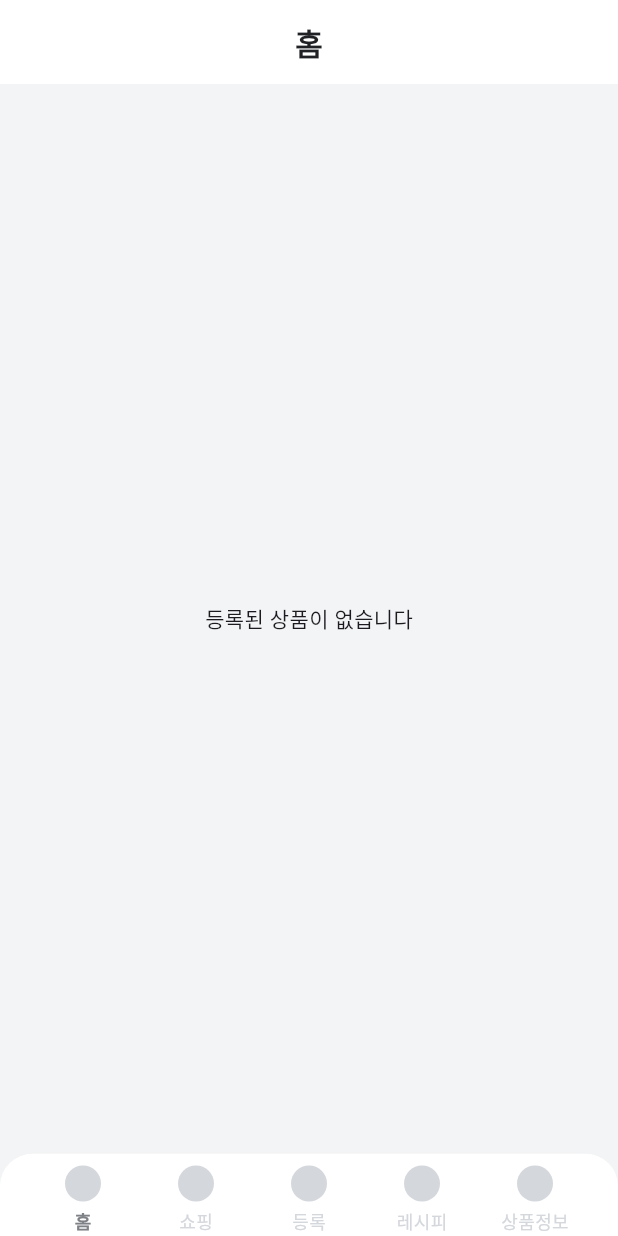
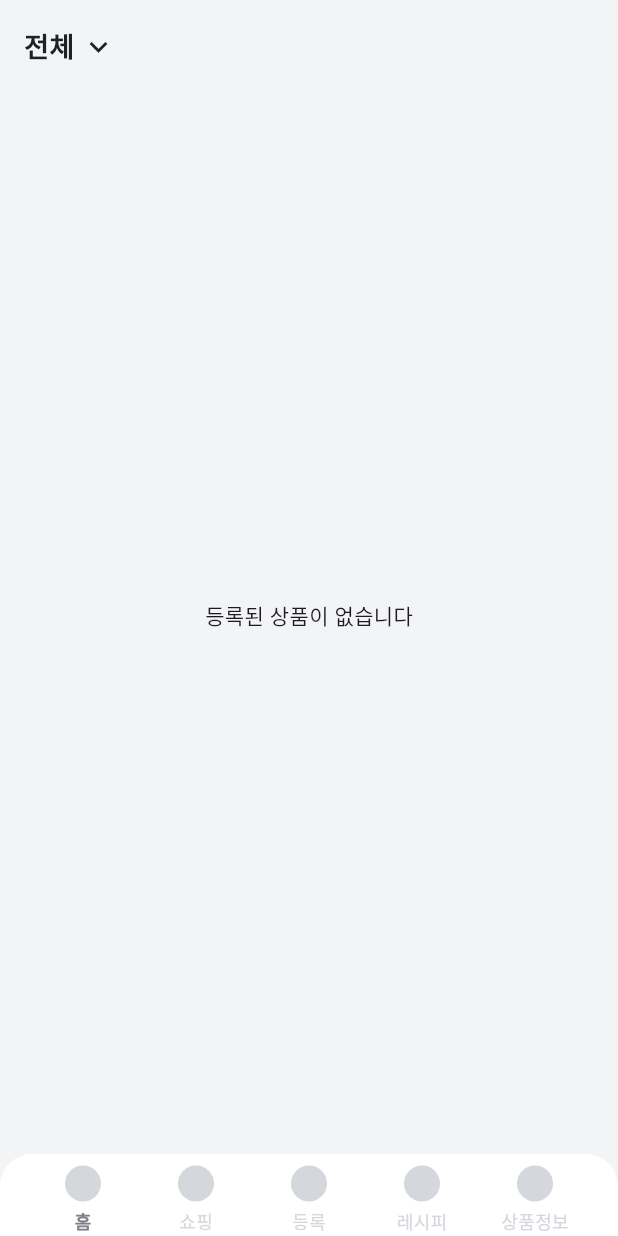
Before and after one commit to ngsgh/hoonapp010704, a Flutter app: the screen it shows after launch, on a phone screen of 412 x 824 dp. Run offline on Flutter 3.47's test engine with Material 3 defaults, Android fonts, the phone set to English and light mode, and no system bars; our stand-ins replace image_picker.

Commit message:
메인화면 완료

```diff
--- a/lib/features/home/presentation/pages/home_page.dart
+++ b/lib/features/home/presentation/pages/home_page.dart
@@ -15,33 +15,25 @@ class HomePage extends StatelessWidget {
   Widget build(BuildContext context) {
     return Scaffold(
       backgroundColor: AppColors.background,
-      appBar: AppBar(
-        backgroundColor: AppColors.white,
+      appBar: PreferredSize(
+        preferredSize: const Size.fromHeight(18),
+        child: AppBar(
+          backgroundColor: AppColors.background,
           elevation: 0,
-        title: Text(
-          '홈',
-          style: AppTypography.title.copyWith(
-            fontSize: 20,
-            fontWeight: FontWeight.w600,
-            color: AppColors.grey900,
         ),
-        ),
-        centerTitle: true,
       ),
       body: Consumer<ProductProvider>(
         builder: (context, provider, child) {
-          if (provider.products.isEmpty) {
-            return const Center(
-              child: Text('등록된 상품이 없습니다'),
-            );
-          }
-
           return Column(
             children: [
               // 카테고리 선택 영역
               Container(
-                color: AppColors.white,
-                padding: const EdgeInsets.all(AppSpacing.medium),
+                color: AppColors.background,
+                padding: const EdgeInsets.only(
+                  left: AppSpacing.medium,
+                  right: AppSpacing.medium,
+                  bottom: AppSpacing.small,
+                ),
                 child: InkWell(
                   onTap: () {
                     showModalBottomSheet(
@@ -74,15 +66,20 @@ class HomePage extends StatelessWidget {
                   ),
                 ),
               ),
-              // 상품 리스트
+              // 상품 리스트 또는 빈 상태 메시지
               Expanded(
-                child: ListView.builder(
+                child: provider.products.isEmpty
+                    ? const Center(
+                        child: Text('등록된 상품이 없습니다'),
+                      )
+                    : ListView.builder(
                         padding: const EdgeInsets.all(AppSpacing.medium),
                         itemCount: provider.groupedProducts.length,
                         itemBuilder: (context, categoryIndex) {
-                    final category =
-                        provider.groupedProducts.keys.toList()[categoryIndex];
-                    final products = provider.groupedProducts[category] ?? [];
+                          final category = provider.groupedProducts.keys
+                              .toList()[categoryIndex];
+                          final products =
+                              provider.groupedProducts[category] ?? [];
 
                           if (products.isEmpty) return const SizedBox.shrink();
 
@@ -117,9 +114,11 @@ class HomePage extends StatelessWidget {
                                       Navigator.push(
                                         context,
                                         MaterialPageRoute(
-                                    builder: (context) => ProductRegisterPage(
+                                          builder: (context) =>
+                                              ProductRegisterPage(
                                             product: product,
-                                      index: provider.products.indexOf(product),
+                                            index: provider.products
+                                                .indexOf(product),
                                           ),
                                         ),
                                       );
```
Lines whose indentation alone changed are shown as unchanged.
